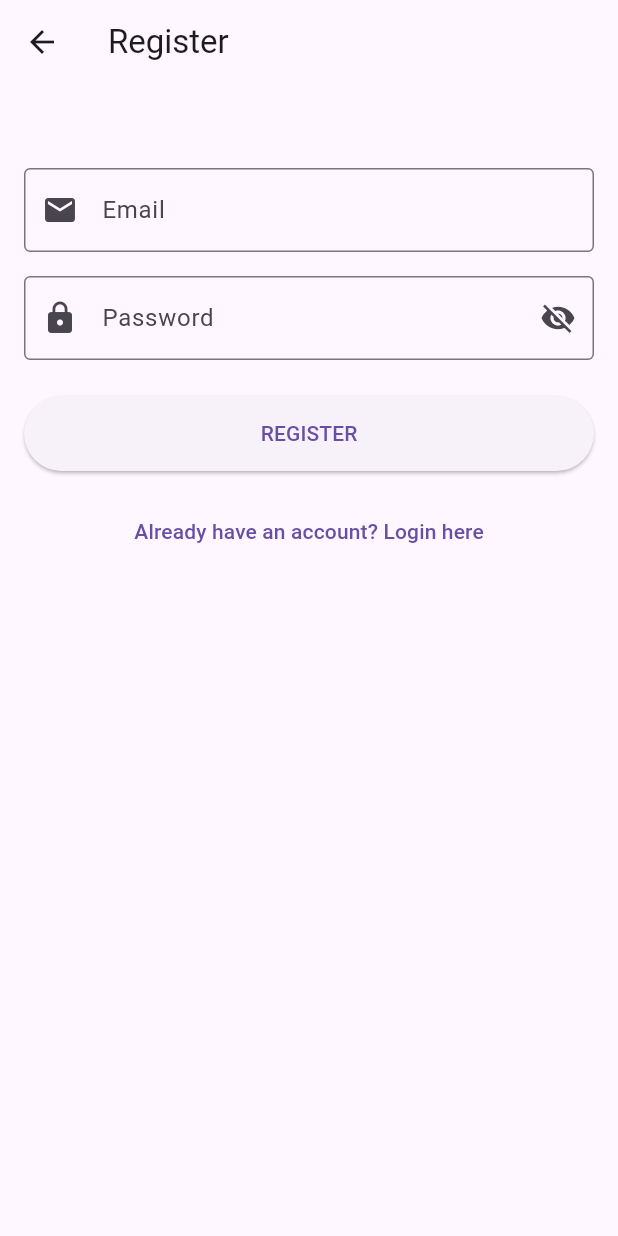
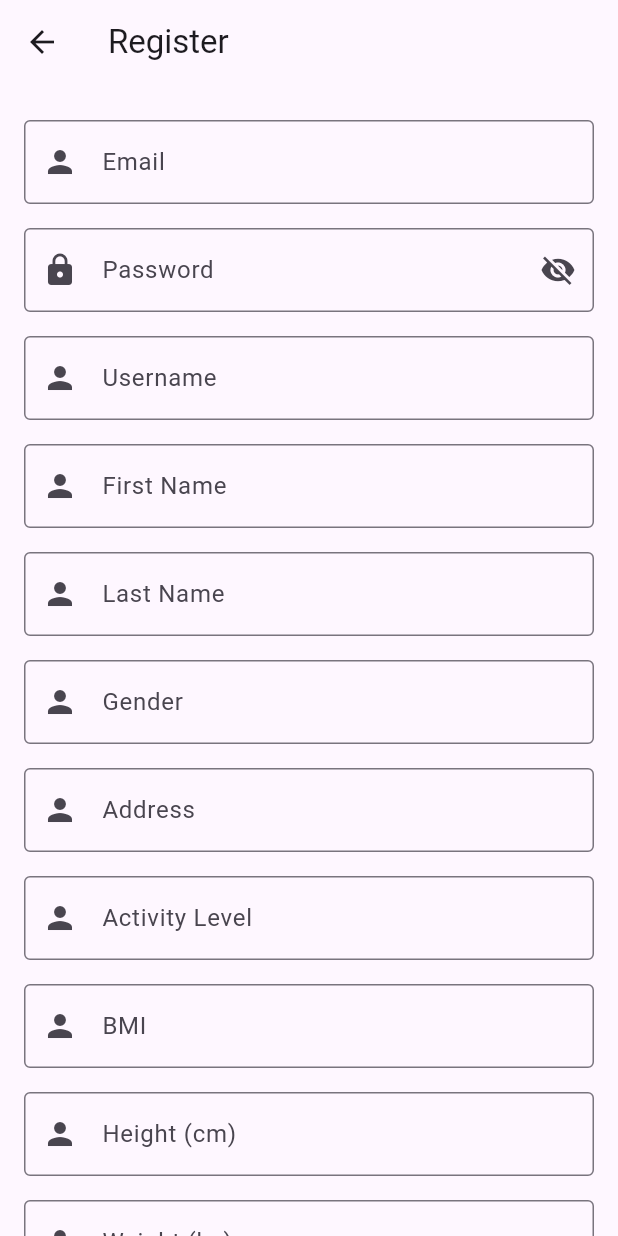
Before and after one commit to whitecatbeluga/workout-tracker-repo, a Flutter app: the RegisterPage screen opened by its route, on a phone screen of 412 x 824 dp. Run offline on Flutter 3.47's test engine with Material 3 defaults, Android fonts, the phone set to English and light mode, and no system bars; our stand-ins replace cloud_firestore, firebase_auth, firebase_core, flutter_dotenv; accounts and stored records are empty.

Commit message:
register

```diff
--- a/lib/data/models/user_model.dart
+++ b/lib/data/models/user_model.dart
@@ -1,8 +1,87 @@
+import 'package:cloud_firestore/cloud_firestore.dart';
 import 'package:workout_tracker_repo/domain/entities/user.dart';
 
-class UserModel extends AppUser{
-  UserModel({required super.uid, required super.email});
-  factory UserModel.fromFirebaseUser(dynamic user){
-    return UserModel(uid: user.uid, email: user.email ?? '');
+class UserModel extends AppUser {
+  final String userName;
+  final String firstName;
+  final String lastName;
+  final String gender;
+  final String address;
+  final String activityLevel;
+  final DateTime birthDate;
+  final double bmi;
+  final double height;
+  final String weight;
+  final List<String> workoutType;
+
+  UserModel({
+    required String uid,
+    required String email,
+    required this.userName,
+    required this.firstName,
+    required this.lastName,
+    required this.gender,
+    required this.address,
+    required this.activityLevel,
+    required this.birthDate,
+    required this.bmi,
+    required this.height,
+    required this.weight,
+    required this.workoutType,
+  }) : super(uid: uid, email: email);
+
+  Map<String, dynamic> toMap() {
+    return {
+      'uid': uid,
+      'email': email,
+      'user_name': userName,
+      'first_name': firstName,
+      'last_name': lastName,
+      'gender': gender,
+      'address': address,
+      'activity_level': activityLevel,
+      'birthdate': birthDate,
+      'bmi': bmi,
+      'height': height,
+      'weight': weight,
+      'workout_type': workoutType,
+      'createdAt': FieldValue.serverTimestamp(),
+    };
+  }
+
+  factory UserModel.fromMap(Map<String, dynamic> map) {
+    return UserModel(
+      uid: map['uid'],
+      email: map['email'],
+      userName: map['user_name'],
+      firstName: map['first_name'],
+      lastName: map['last_name'],
+      gender: map['gender'],
+      address: map['address'],
+      activityLevel: map['activity_level'],
+      birthDate: (map['birthdate'] as Timestamp).toDate(),
+      bmi: map['bmi'],
+      height: map['height'],
+      weight: map['weight'],
+      workoutType: List<String>.from(map['workout_type']),
+    );
+  }
+
+  factory UserModel.fromFirebaseUser(dynamic user) {
+    return UserModel(
+      uid: user.uid,
+      email: user.email ?? '',
+      userName: '',
+      firstName: '',
+      lastName: '',
+      gender: '',
+      address: '',
+      activityLevel: '',
+      birthDate: DateTime(2000, 1, 1),
+      bmi: 0,
+      height: 0,
+      weight: '',
+      workoutType: [],
+    );
   }
 }
--- a/lib/domain/repositories/auth_repository.dart
+++ b/lib/domain/repositories/auth_repository.dart
@@ -1,8 +1,9 @@
+import 'package:workout_tracker_repo/data/models/user_model.dart';
 import 'package:workout_tracker_repo/domain/entities/user.dart';
 
 abstract class AuthRepository{
   Future<AppUser?> signIn(String email, String password);
-  Future<AppUser?> signUp(String email, String password);
+  Future<AppUser?> signUp(UserModel data, String password);
   Future<void> signOut();
   Future<AppUser?> getCurrentUser();
 }
--- a/lib/presentation/pages/auth/register.dart
+++ b/lib/presentation/pages/auth/register.dart
@@ -1,7 +1,9 @@
 import 'package:flutter/material.dart';
 import 'package:firebase_auth/firebase_auth.dart';
+import 'package:workout_tracker_repo/data/models/user_model.dart';
 import 'package:workout_tracker_repo/data/repositories_impl/auth_repository_impl.dart';
 import 'package:workout_tracker_repo/data/services/auth_service.dart';
+
 
 class RegisterPage extends StatefulWidget {
   const RegisterPage({super.key});
@@ -13,49 +15,74 @@ class RegisterPage extends StatefulWidget {
 class _RegisterPageState extends State<RegisterPage> {
   final authRepo = AuthRepositoryImpl(AuthService());
   final _formKey = GlobalKey<FormState>();
+
+  // Controllers
   final _emailController = TextEditingController();
   final _passwordController = TextEditingController();
+  final _userNameController = TextEditingController();
+  final _firstNameController = TextEditingController();
+  final _lastNameController = TextEditingController();
+  final _genderController = TextEditingController();
+  final _addressController = TextEditingController();
+  final _activityLevelController = TextEditingController();
+  final _bmiController = TextEditingController();
+  final _heightController = TextEditingController();
+  final _weightController = TextEditingController();
+
+  List<String> selectedWorkoutTypes = [];
+  DateTime? birthDate;
   bool _isLoading = false;
   bool _passwordVisible = false;
 
   Future<void> _register() async {
-    if (!_formKey.currentState!.validate()) return;
+    if (!_formKey.currentState!.validate() || birthDate == null) return;
 
     setState(() => _isLoading = true);
 
     try {
-      await authRepo.signUp(
-        _emailController.text.trim(),
-        _passwordController.text.trim(),
+      final user = UserModel(
+        uid: '',
+        email: _emailController.text.trim(),
+        userName: _userNameController.text.trim(),
+        firstName: _firstNameController.text.trim(),
+        lastName: _lastNameController.text.trim(),
+        gender: _genderController.text.trim(),
+        address: _addressController.text.trim(),
+        activityLevel: _activityLevelController.text.trim(),
+        birthDate: birthDate!,
+        bmi: double.parse(_bmiController.text.trim()),
+        height: double.parse(_heightController.text.trim()),
+        weight: _weightController.text.trim(),
+        workoutType: selectedWorkoutTypes,
       );
+
+      await authRepo.signUp(user, _passwordController.text.trim());
 
       ScaffoldMessenger.of(context).showSnackBar(
         const SnackBar(content: Text('Account created successfully!')),
       );
-
-      // Navigate to home or login
       Navigator.pushReplacementNamed(context, '/');
     } on FirebaseAuthException catch (e) {
-      String errorMessage;
-      switch (e.code) {
-        case 'email-already-in-use':
-          errorMessage = 'Email already in use';
-          break;
-        case 'invalid-email':
-          errorMessage = 'Invalid email address';
-          break;
-        case 'weak-password':
-          errorMessage = 'Password is too weak';
-          break;
-        default:
-          errorMessage = 'Registration failed: ${e.message}';
-      }
-
       ScaffoldMessenger.of(context).showSnackBar(
-        SnackBar(content: Text(errorMessage)),
+        SnackBar(content: Text(e.message ?? 'Registration failed')),
       );
     } finally {
       setState(() => _isLoading = false);
+    }
+  }
+
+  Future<void> _pickBirthDate() async {
+    final now = DateTime.now();
+    final picked = await showDatePicker(
+      context: context,
+      initialDate: DateTime(2000),
+      firstDate: DateTime(1900),
+      lastDate: now,
+    );
+    if (picked != null) {
+      setState(() {
+        birthDate = picked;
+      });
     }
   }
 
@@ -63,6 +90,15 @@ class _RegisterPageState extends State<RegisterPage> {
   void dispose() {
     _emailController.dispose();
     _passwordController.dispose();
+    _userNameController.dispose();
+    _firstNameController.dispose();
+    _lastNameController.dispose();
+    _genderController.dispose();
+    _addressController.dispose();
+    _activityLevelController.dispose();
+    _bmiController.dispose();
+    _heightController.dispose();
+    _weightController.dispose();
     super.dispose();
   }
 
@@ -70,67 +106,63 @@ class _RegisterPageState extends State<RegisterPage> {
   Widget build(BuildContext context) {
     return Scaffold(
       appBar: AppBar(title: const Text('Register')),
-      body: Padding(
+      body: SingleChildScrollView(
         padding: const EdgeInsets.all(16),
         child: Form(
           key: _formKey,
           child: Column(
             children: [
-              const SizedBox(height: 40),
-              TextFormField(
-                controller: _emailController,
-                decoration: const InputDecoration(
-                  labelText: 'Email',
-                  border: OutlineInputBorder(),
-                  prefixIcon: Icon(Icons.email),
-                ),
-                keyboardType: TextInputType.emailAddress,
-                validator: (value) {
-                  if (value == null || value.isEmpty) return 'Enter your email';
-                  if (!RegExp(r'^[\w-\.]+@([\w-]+\.)+[\w-]{2,4}$').hasMatch(value)) {
-                    return 'Enter a valid email';
-                  }
-                  return null;
-                },
-              ),
-              const SizedBox(height: 16),
-              TextFormField(
-                controller: _passwordController,
-                obscureText: !_passwordVisible,
-                decoration: InputDecoration(
-                  labelText: 'Password',
-                  border: const OutlineInputBorder(),
-                  prefixIcon: const Icon(Icons.lock),
-                  suffixIcon: IconButton(
-                    icon: Icon(
-                      _passwordVisible ? Icons.visibility : Icons.visibility_off,
-                    ),
-                    onPressed: () => setState(() => _passwordVisible = !_passwordVisible),
+              _buildTextField(_emailController, 'Email'),
+              _buildTextField(_passwordController, 'Password', isPassword: true),
+              _buildTextField(_userNameController, 'Username'),
+              _buildTextField(_firstNameController, 'First Name'),
+              _buildTextField(_lastNameController, 'Last Name'),
+              _buildTextField(_genderController, 'Gender'),
+              _buildTextField(_addressController, 'Address'),
+              _buildTextField(_activityLevelController, 'Activity Level'),
+              _buildTextField(_bmiController, 'BMI', isNumber: true),
+              _buildTextField(_heightController, 'Height (cm)', isNumber: true),
+              _buildTextField(_weightController, 'Weight (kg)', isNumber: false),
+              const SizedBox(height: 8),
+              Row(
+                children: [
+                  Expanded(
+                    child: Text(
+                      birthDate == null
+                          ? 'Select Birthdate'
+                          : 'Birthdate: ${birthDate!.toLocal()}'.split(' ')[0],
                     ),
                   ),
-                validator: (value) {
-                  if (value == null || value.isEmpty) return 'Enter a password';
-                  if (value.length < 6) return 'Password must be at least 6 characters';
-                  return null;
+                  TextButton(
+                    onPressed: _pickBirthDate,
+                    child: const Text('Pick Date'),
+                  )
+                ],
+              ),
+              const SizedBox(height: 8),
+              Wrap(
+                spacing: 8,
+                children: ['cardio', 'strength', 'flexibility', 'balance'].map((type) {
+                  final selected = selectedWorkoutTypes.contains(type);
+                  return FilterChip(
+                    label: Text(type),
+                    selected: selected,
+                    onSelected: (bool selectedValue) {
+                      setState(() {
+                        selected
+                            ? selectedWorkoutTypes.remove(type)
+                            : selectedWorkoutTypes.add(type);
+                      });
                     },
+                  );
+                }).toList(),
               ),
               const SizedBox(height: 24),
-              SizedBox(
-                width: double.infinity,
-                height: 50,
-                child: ElevatedButton(
+              ElevatedButton(
                 onPressed: _isLoading ? null : _register,
                 child: _isLoading
                     ? const CircularProgressIndicator(color: Colors.white)
                     : const Text('REGISTER'),
-                ),
-              ),
-              const SizedBox(height: 16),
-              TextButton(
-                onPressed: () {
-                  Navigator.pushReplacementNamed(context, '/login');
-                },
-                child: const Text('Already have an account? Login here'),
               ),
             ],
           ),
@@ -138,4 +170,33 @@ class _RegisterPageState extends State<RegisterPage> {
       ),
     );
   }
+
+  Widget _buildTextField(TextEditingController controller, String label,
+      {bool isPassword = false, bool isNumber = false}) {
+    return Padding(
+      padding: const EdgeInsets.symmetric(vertical: 8),
+      child: TextFormField(
+        controller: controller,
+        obscureText: isPassword && !_passwordVisible,
+        keyboardType: isNumber ? TextInputType.number : TextInputType.text,
+        decoration: InputDecoration(
+          labelText: label,
+          border: const OutlineInputBorder(),
+          prefixIcon: isPassword ? const Icon(Icons.lock) : const Icon(Icons.person),
+          suffixIcon: isPassword
+              ? IconButton(
+            icon: Icon(
+              _passwordVisible ? Icons.visibility : Icons.visibility_off,
+            ),
+            onPressed: () => setState(() => _passwordVisible = !_passwordVisible),
+          )
+              : null,
+        ),
+        validator: (value) {
+          if (value == null || value.isEmpty) return 'Enter $label';
+          return null;
+        },
+      ),
+    );
   }
+}
```
Also changed, not shown: lib/data/repositories_impl/auth_repository_impl.dart (+29 -3 lines). Lines whose indentation alone changed are shown as unchanged.
